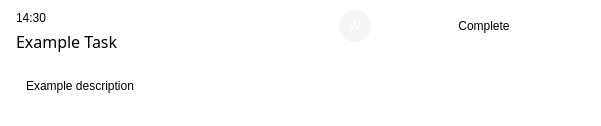
The window that uis/scripts/ui_note_item.ui (GorgeousOne/TaskManagementApp) describes before a commit, drawn with Qt 5.
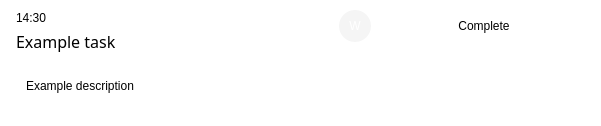
The same window after the commit. Icons and pictures are not drawn.

What changed in the file:
```diff
--- a/uis/scripts/ui_note_item.ui
+++ b/uis/scripts/ui_note_item.ui
@@ -97,7 +97,7 @@
             </font>
            </property>
            <property name="text">
-            <string>Example Task</string>
+            <string>Example task</string>
            </property>
            <property name="wordWrap">
             <bool>true</bool>
```
